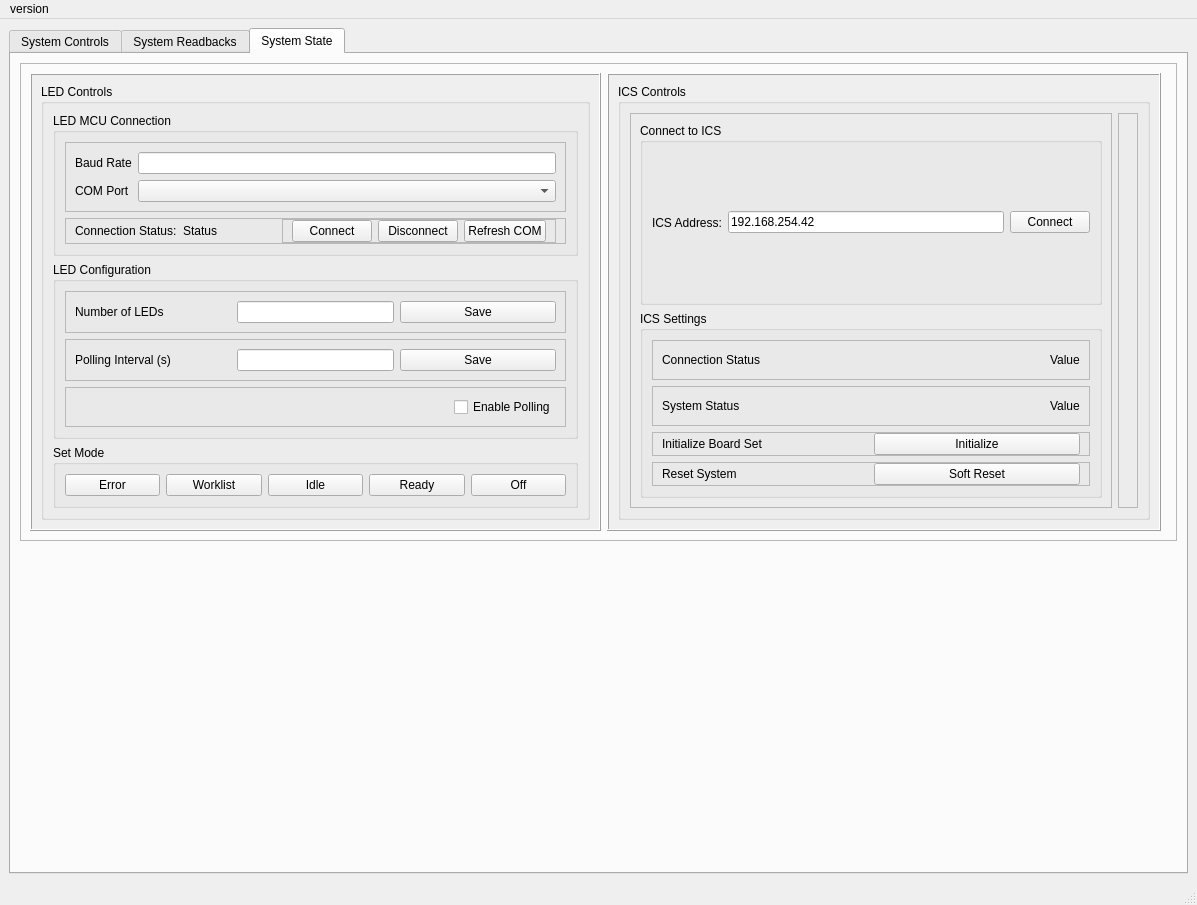
mikeypancakes/Daytona-I-Phase-Controls, file DaytonaIPhaseControls/gui/gui.ui: the form before one commit.
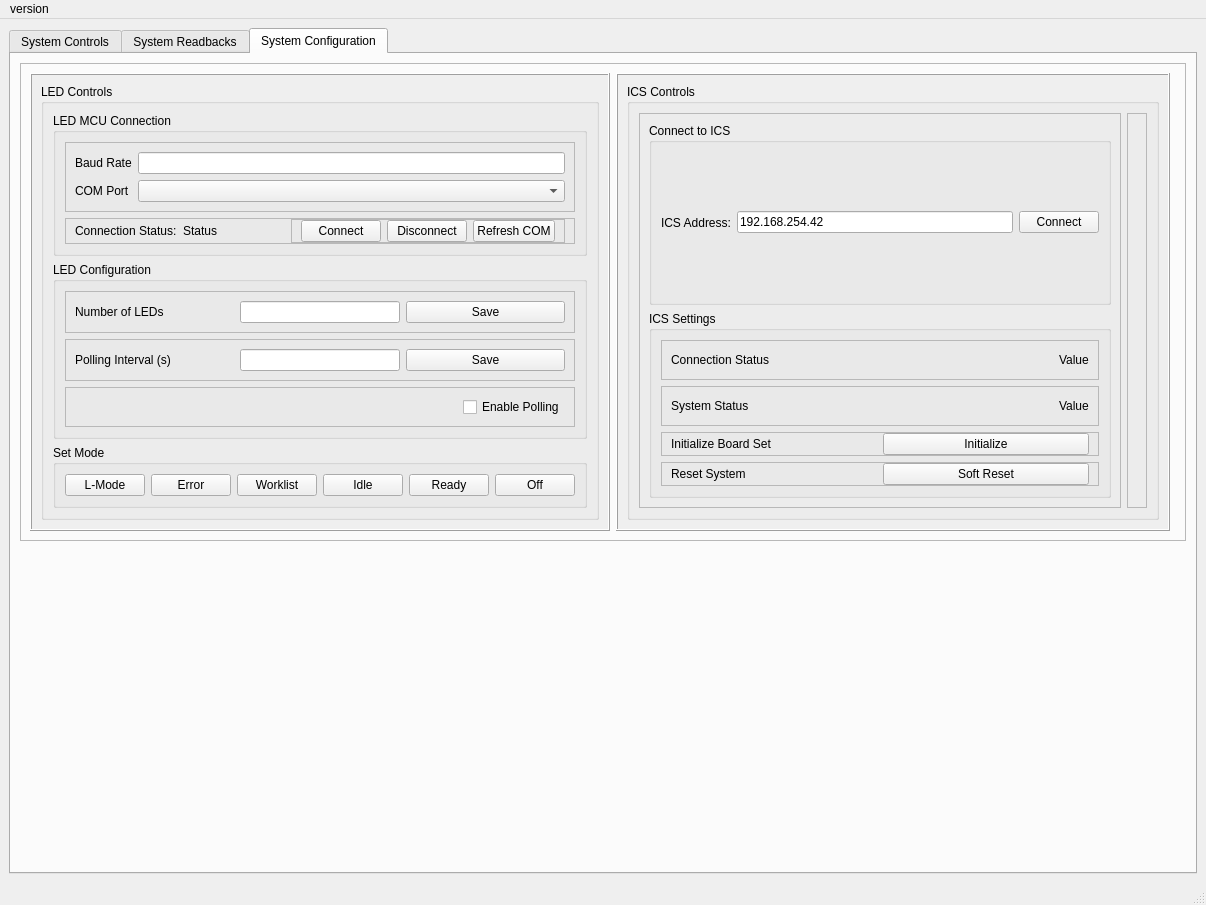
The form after the commit. The open tabs and pages were chosen to show the change. Custom widgets are drawn as their Qt base class.

```diff
--- a/DaytonaIPhaseControls/gui/gui.ui
+++ b/DaytonaIPhaseControls/gui/gui.ui
@@ -1333,7 +1333,7 @@
       </widget>
       <widget class="QWidget" name="tab">
        <attribute name="title">
-        <string>System State</string>
+        <string>System Configuration</string>
        </attribute>
        <layout class="QVBoxLayout" name="verticalLayout_45">
         <item>
@@ -1647,6 +1647,13 @@
                     <string>Set Mode</string>
                    </property>
                    <layout class="QHBoxLayout" name="horizontalLayout_20">
+                    <item>
+                     <widget class="QPushButton" name="lmodeStateLED_btn">
+                      <property name="text">
+                       <string>L-Mode</string>
+                      </property>
+                     </widget>
+                    </item>
                     <item>
                      <widget class="QPushButton" name="errorStateLED_btn">
                       <property name="text">
```
